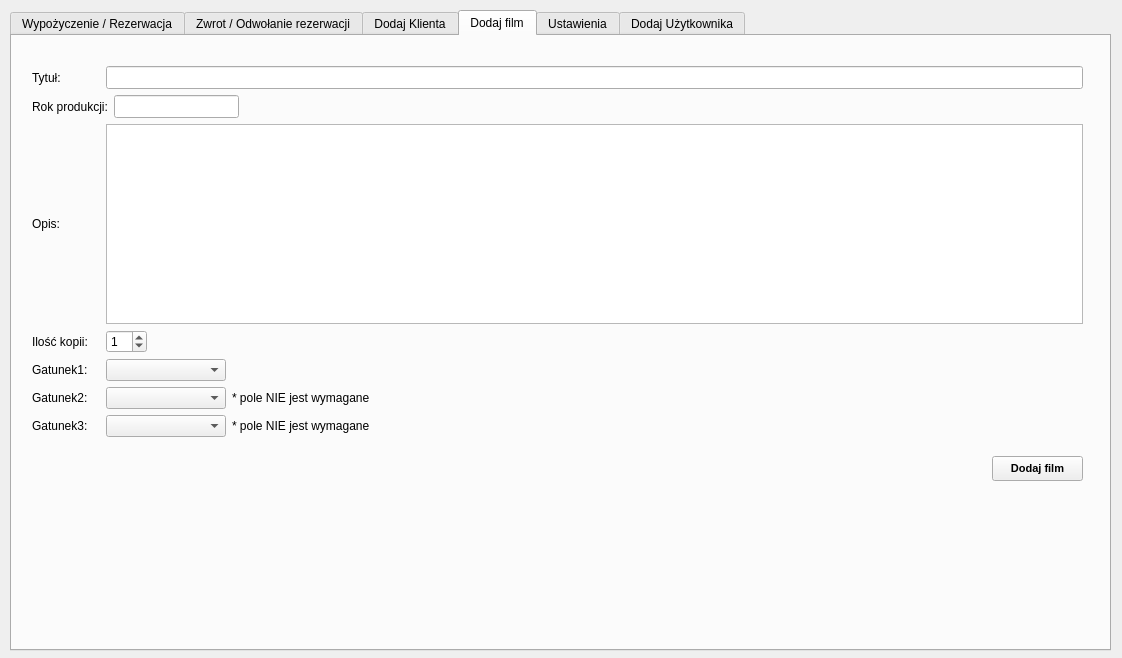
The window that RentDVD/wypozyczalnia.ui (ekspensum/CPP_Projects) describes before a commit, drawn with Qt 5.
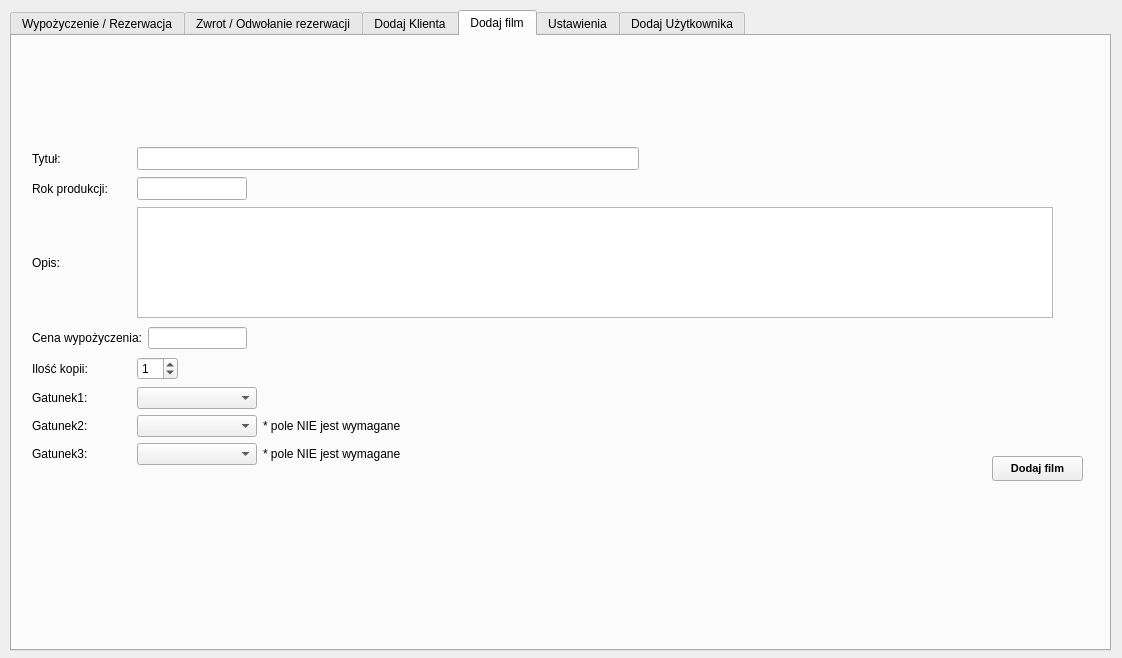
The same window after the commit. The open tabs and pages were chosen to show the change.

The edit to the form file:
```diff
--- a/RentDVD/wypozyczalnia.ui
+++ b/RentDVD/wypozyczalnia.ui
@@ -546,7 +546,7 @@
       <string>* pole NIE jest wymagane</string>
      </property>
     </widget>
-    <widget class="QWidget" name="">
+    <widget class="QWidget" name="layoutWidget1">
      <property name="geometry">
       <rect>
        <x>60</x>
@@ -633,23 +633,72 @@
     <attribute name="title">
      <string>Dodaj film</string>
     </attribute>
-    <widget class="QWidget" name="layoutWidget1">
+    <widget class="QPushButton" name="pushButtonDodajFilm">
      <property name="geometry">
       <rect>
+       <x>980</x>
+       <y>420</y>
+       <width>91</width>
+       <height>25</height>
+      </rect>
+     </property>
+     <property name="sizePolicy">
+      <sizepolicy hsizetype="Minimum" vsizetype="Minimum">
+       <horstretch>0</horstretch>
+       <verstretch>0</verstretch>
+      </sizepolicy>
+     </property>
+     <property name="font">
+      <font>
+       <pointsize>8</pointsize>
+       <weight>75</weight>
+       <bold>true</bold>
+      </font>
+     </property>
+     <property name="text">
+      <string>Dodaj film</string>
+     </property>
+    </widget>
+    <widget class="QLabel" name="komunikatyDodajFilm">
+     <property name="geometry">
+      <rect>
        <x>20</x>
-       <y>30</y>
-       <width>1051</width>
-       <height>371</height>
+       <y>451</y>
+       <width>601</width>
+       <height>21</height>
       </rect>
      </property>
-     <layout class="QGridLayout" name="gridLayout_6">
-      <item row="0" column="0">
+     <property name="sizePolicy">
+      <sizepolicy hsizetype="Preferred" vsizetype="Preferred">
+       <horstretch>0</horstretch>
+       <verstretch>0</verstretch>
+      </sizepolicy>
+     </property>
+     <property name="font">
+      <font>
+       <weight>75</weight>
+       <bold>true</bold>
+      </font>
+     </property>
+     <property name="text">
+      <string/>
+     </property>
+    </widget>
+    <widget class="QWidget" name="layoutWidget5">
+     <property name="geometry">
+      <rect>
+       <x>20</x>
+       <y>110</y>
+       <width>607</width>
+       <height>26</height>
+      </rect>
+     </property>
        <layout class="QGridLayout" name="gridLayout">
         <item row="0" column="0">
          <widget class="QLabel" name="label_5">
           <property name="minimumSize">
            <size>
-            <width>68</width>
+          <width>99</width>
             <height>0</height>
            </size>
           </property>
@@ -663,6 +712,12 @@
         </item>
         <item row="0" column="1">
          <widget class="QLineEdit" name="lineEditTytul">
+        <property name="minimumSize">
+         <size>
+          <width>500</width>
+          <height>0</height>
+         </size>
+        </property>
           <property name="font">
            <font>
             <pointsize>10</pointsize>
@@ -673,40 +728,17 @@
          </widget>
         </item>
        </layout>
-      </item>
-      <item row="1" column="0">
+    </widget>
+    <widget class="QWidget" name="layoutWidget6">
+     <property name="geometry">
+      <rect>
+       <x>20</x>
+       <y>140</y>
+       <width>215</width>
+       <height>26</height>
+      </rect>
+     </property>
        <layout class="QGridLayout" name="gridLayout_2">
-        <item row="0" column="1">
-         <widget class="QLineEdit" name="lineEditRok">
-          <property name="sizePolicy">
-           <sizepolicy hsizetype="Maximum" vsizetype="Fixed">
-            <horstretch>0</horstretch>
-            <verstretch>0</verstretch>
-           </sizepolicy>
-          </property>
-          <property name="font">
-           <font>
-            <pointsize>10</pointsize>
-           </font>
-          </property>
-         </widget>
-        </item>
-        <item row="0" column="2">
-         <spacer name="horizontalSpacer_4">
-          <property name="orientation">
-           <enum>Qt::Horizontal</enum>
-          </property>
-          <property name="sizeType">
-           <enum>QSizePolicy::MinimumExpanding</enum>
-          </property>
-          <property name="sizeHint" stdset="0">
-           <size>
-            <width>20</width>
-            <height>20</height>
-           </size>
-          </property>
-         </spacer>
-        </item>
         <item row="0" column="0">
          <widget class="QLabel" name="label_6">
           <property name="sizePolicy">
@@ -717,7 +749,7 @@
           </property>
           <property name="minimumSize">
            <size>
-            <width>68</width>
+          <width>99</width>
             <height>0</height>
            </size>
           </property>
@@ -729,25 +761,14 @@
           </property>
          </widget>
         </item>
-       </layout>
-      </item>
-      <item row="2" column="0">
-       <layout class="QGridLayout" name="gridLayout_5">
-        <item row="0" column="0">
-         <widget class="QLabel" name="label_9">
-          <property name="minimumSize">
-           <size>
-            <width>68</width>
-            <height>0</height>
-           </size>
-          </property>
-          <property name="text">
-           <string>Opis:</string>
-          </property>
-         </widget>
-        </item>
         <item row="0" column="1">
-         <widget class="QPlainTextEdit" name="plainTextEditOpis">
+       <widget class="QLineEdit" name="lineEditRok">
+        <property name="sizePolicy">
+         <sizepolicy hsizetype="Maximum" vsizetype="Fixed">
+          <horstretch>0</horstretch>
+          <verstretch>0</verstretch>
+         </sizepolicy>
+        </property>
           <property name="font">
            <font>
             <pointsize>10</pointsize>
@@ -756,9 +777,84 @@
          </widget>
         </item>
        </layout>
+    </widget>
+    <widget class="QWidget" name="layoutWidget7">
+     <property name="geometry">
+      <rect>
+       <x>20</x>
+       <y>320</y>
+       <width>196</width>
+       <height>25</height>
+      </rect>
+     </property>
+     <layout class="QGridLayout" name="gridLayout_3">
+      <item row="0" column="1">
+       <widget class="QSpinBox" name="spinBoxIleKopii">
+        <property name="value">
+         <number>1</number>
+        </property>
+       </widget>
       </item>
-      <item row="4" column="0">
+      <item row="0" column="0">
+       <widget class="QLabel" name="label_8">
+        <property name="minimumSize">
+         <size>
+          <width>99</width>
+          <height>0</height>
+         </size>
+        </property>
+        <property name="text">
+         <string>Ilość kopii:</string>
+        </property>
+        <property name="buddy">
+         <cstring>spinBoxIleKopii</cstring>
+        </property>
+       </widget>
+      </item>
+      <item row="0" column="2">
+       <spacer name="horizontalSpacer_2">
+        <property name="orientation">
+         <enum>Qt::Horizontal</enum>
+        </property>
+        <property name="sizeType">
+         <enum>QSizePolicy::MinimumExpanding</enum>
+        </property>
+        <property name="sizeHint" stdset="0">
+         <size>
+          <width>40</width>
+          <height>20</height>
+         </size>
+        </property>
+       </spacer>
+      </item>
+     </layout>
+    </widget>
+    <widget class="QWidget" name="layoutWidget8">
+     <property name="geometry">
+      <rect>
+       <x>20</x>
+       <y>351</y>
+       <width>373</width>
+       <height>80</height>
+      </rect>
+     </property>
        <layout class="QGridLayout" name="gridLayout_4">
+      <item row="2" column="0">
+       <widget class="QLabel" name="label_11">
+        <property name="minimumSize">
+         <size>
+          <width>99</width>
+          <height>0</height>
+         </size>
+        </property>
+        <property name="text">
+         <string>Gatunek3:</string>
+        </property>
+        <property name="buddy">
+         <cstring>comboBoxGatunek3</cstring>
+        </property>
+       </widget>
+      </item>
         <item row="0" column="1">
          <widget class="QComboBox" name="comboBoxGatunek1">
           <property name="minimumSize">
@@ -769,7 +865,7 @@
           </property>
           <property name="maximumSize">
            <size>
-            <width>72</width>
+          <width>16777215</width>
             <height>16777215</height>
            </size>
           </property>
@@ -786,32 +882,11 @@
           </property>
          </widget>
         </item>
-        <item row="1" column="1">
-         <widget class="QComboBox" name="comboBoxGatunek2">
-          <property name="minimumSize">
-           <size>
-            <width>120</width>
-            <height>0</height>
-           </size>
-          </property>
-          <property name="maximumSize">
-           <size>
-            <width>72</width>
-            <height>16777215</height>
-           </size>
-          </property>
-          <property name="font">
-           <font>
-            <pointsize>9</pointsize>
-           </font>
-          </property>
-         </widget>
-        </item>
         <item row="0" column="0">
          <widget class="QLabel" name="label_7">
           <property name="minimumSize">
            <size>
-            <width>68</width>
+          <width>99</width>
             <height>0</height>
            </size>
           </property>
@@ -823,13 +898,24 @@
           </property>
          </widget>
         </item>
-        <item row="2" column="0">
-         <widget class="QLabel" name="label_11">
-          <property name="text">
-           <string>Gatunek3:</string>
-          </property>
-          <property name="buddy">
-           <cstring>comboBoxGatunek3</cstring>
+      <item row="1" column="1">
+       <widget class="QComboBox" name="comboBoxGatunek2">
+        <property name="minimumSize">
+         <size>
+          <width>120</width>
+          <height>0</height>
+         </size>
+        </property>
+        <property name="maximumSize">
+         <size>
+          <width>16777215</width>
+          <height>16777215</height>
+         </size>
+        </property>
+        <property name="font">
+         <font>
+          <pointsize>9</pointsize>
+         </font>
           </property>
          </widget>
         </item>
@@ -848,6 +934,12 @@
         </item>
         <item row="1" column="0">
          <widget class="QLabel" name="label_10">
+        <property name="minimumSize">
+         <size>
+          <width>99</width>
+          <height>0</height>
+         </size>
+        </property>
           <property name="text">
            <string>Gatunek2:</string>
           </property>
@@ -866,7 +958,7 @@
           </property>
           <property name="maximumSize">
            <size>
-            <width>72</width>
+          <width>16777215</width>
             <height>16777215</height>
            </size>
           </property>
@@ -891,41 +983,11 @@
           </property>
          </widget>
         </item>
-       </layout>
-      </item>
-      <item row="3" column="0">
-       <layout class="QGridLayout" name="gridLayout_3">
-        <item row="0" column="1">
-         <widget class="QSpinBox" name="spinBoxIleKopii">
-          <property name="value">
-           <number>1</number>
-          </property>
-         </widget>
-        </item>
-        <item row="0" column="0">
-         <widget class="QLabel" name="label_8">
-          <property name="minimumSize">
-           <size>
-            <width>68</width>
-            <height>0</height>
-           </size>
-          </property>
-          <property name="text">
-           <string>Ilość kopii:</string>
-          </property>
-          <property name="buddy">
-           <cstring>spinBoxIleKopii</cstring>
-          </property>
-         </widget>
-        </item>
-        <item row="0" column="2">
-         <spacer name="horizontalSpacer_2">
+      <item row="2" column="3">
+       <spacer name="horizontalSpacer">
           <property name="orientation">
            <enum>Qt::Horizontal</enum>
           </property>
-          <property name="sizeType">
-           <enum>QSizePolicy::MinimumExpanding</enum>
-          </property>
           <property name="sizeHint" stdset="0">
            <size>
             <width>40</width>
@@ -935,59 +997,62 @@
          </spacer>
         </item>
        </layout>
-      </item>
-     </layout>
     </widget>
-    <widget class="QPushButton" name="pushButtonDodajFilm">
+    <widget class="QWidget" name="layoutWidget9">
      <property name="geometry">
       <rect>
-       <x>980</x>
-       <y>420</y>
-       <width>91</width>
-       <height>25</height>
+       <x>20</x>
+       <y>290</y>
+       <width>215</width>
+       <height>24</height>
       </rect>
      </property>
-     <property name="sizePolicy">
-      <sizepolicy hsizetype="Minimum" vsizetype="Minimum">
-       <horstretch>0</horstretch>
-       <verstretch>0</verstretch>
-      </sizepolicy>
-     </property>
-     <property name="font">
-      <font>
-       <pointsize>8</pointsize>
-       <weight>75</weight>
-       <bold>true</bold>
-      </font>
-     </property>
+     <layout class="QGridLayout" name="gridLayout_6">
+      <item row="0" column="0">
+       <widget class="QLabel" name="label_35">
      <property name="text">
-      <string>Dodaj film</string>
-     </property>
-    </widget>
-    <widget class="QLabel" name="komunikatyDodajFilm">
+         <string>Cena wypożyczenia:</string>
+        </property>
+       </widget>
+      </item>
+      <item row="0" column="1">
+       <widget class="QLineEdit" name="lineEditCena"/>
+      </item>
+     </layout>
+    </widget>
+    <widget class="QWidget" name="layoutWidget10">
      <property name="geometry">
       <rect>
        <x>20</x>
-       <y>420</y>
-       <width>601</width>
-       <height>21</height>
+       <y>171</y>
+       <width>1021</width>
+       <height>111</height>
       </rect>
      </property>
-     <property name="sizePolicy">
-      <sizepolicy hsizetype="Preferred" vsizetype="Preferred">
-       <horstretch>0</horstretch>
-       <verstretch>0</verstretch>
-      </sizepolicy>
-     </property>
+     <layout class="QGridLayout" name="gridLayout_5">
+      <item row="0" column="0">
+       <widget class="QLabel" name="label_9">
+        <property name="minimumSize">
+         <size>
+          <width>99</width>
+          <height>0</height>
+         </size>
+        </property>
+        <property name="text">
+         <string>Opis:</string>
+        </property>
+       </widget>
+      </item>
+      <item row="0" column="1">
+       <widget class="QPlainTextEdit" name="plainTextEditOpis">
      <property name="font">
       <font>
-       <weight>75</weight>
-       <bold>true</bold>
-      </font>
-     </property>
-     <property name="text">
-      <string/>
-     </property>
+          <pointsize>10</pointsize>
+         </font>
+        </property>
+       </widget>
+      </item>
+     </layout>
     </widget>
    </widget>
    <widget class="QWidget" name="tabUstawienia">
```
Left out of the diff: 150 changed lines with no effect on the pictures. Lines whose indentation alone changed are shown as unchanged.
